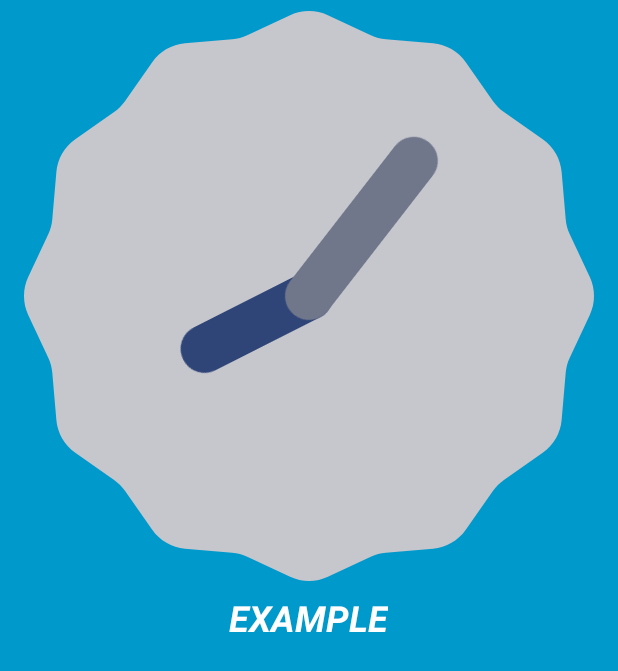
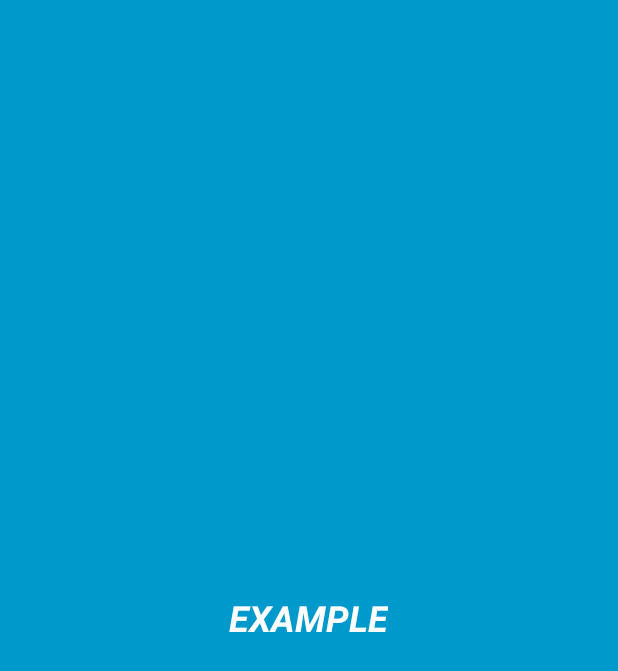
Before and after one commit to AIRAT1/Android2DZ5, an Android app: the layout new_app_widget.xml on its own in the app's theme, with its tools: preview values and no code run, on a phone screen of 412 x 824 dp. Shown: the top 671 px of the screen. Run offline under Robolectric (Android 15) with nearby library versions, the phone set to English and light mode, and no system bars.

```diff
--- a/app/src/main/res/layout/new_app_widget.xml
+++ b/app/src/main/res/layout/new_app_widget.xml
@@ -8,21 +8,13 @@
         android:id="@+id/appwidget_text"
         android:layout_width="wrap_content"
         android:layout_height="wrap_content"
-        android:layout_centerHorizontal="true"
-        android:layout_centerVertical="true"
-        android:layout_margin="8dp"
         android:background="#09C"
         android:contentDescription="@string/appwidget_text"
         android:text="@string/appwidget_text"
         android:textColor="#ffffff"
         android:textSize="24sp"
-        android:textStyle="bold|italic" />
-
-    <AnalogClock
-        android:layout_width="wrap_content"
-        android:layout_height="wrap_content"
-        android:id="@+id/analogClock"
-        android:layout_above="@+id/appwidget_text"
+        android:textStyle="bold|italic"
+        android:layout_centerVertical="true"
         android:layout_centerHorizontal="true" />
 
 </RelativeLayout>
--- a/app/src/main/res/xml/new_app_widget_info.xml
+++ b/app/src/main/res/xml/new_app_widget_info.xml
@@ -6,5 +6,5 @@
     android:minWidth="110dp"
     android:previewImage="@drawable/example_appwidget_preview"
     android:resizeMode="horizontal|vertical"
-    android:updatePeriodMillis="1800000"
+    android:updatePeriodMillis="1000"
     android:widgetCategory="home_screen"/>
```
Also changed, not shown: app/src/main/java/de/android/android2dz5/MainActivity.java (+12 -2 lines), app/src/main/java/de/android/android2dz5/NewAppWidget.java (+32 -10 lines).
